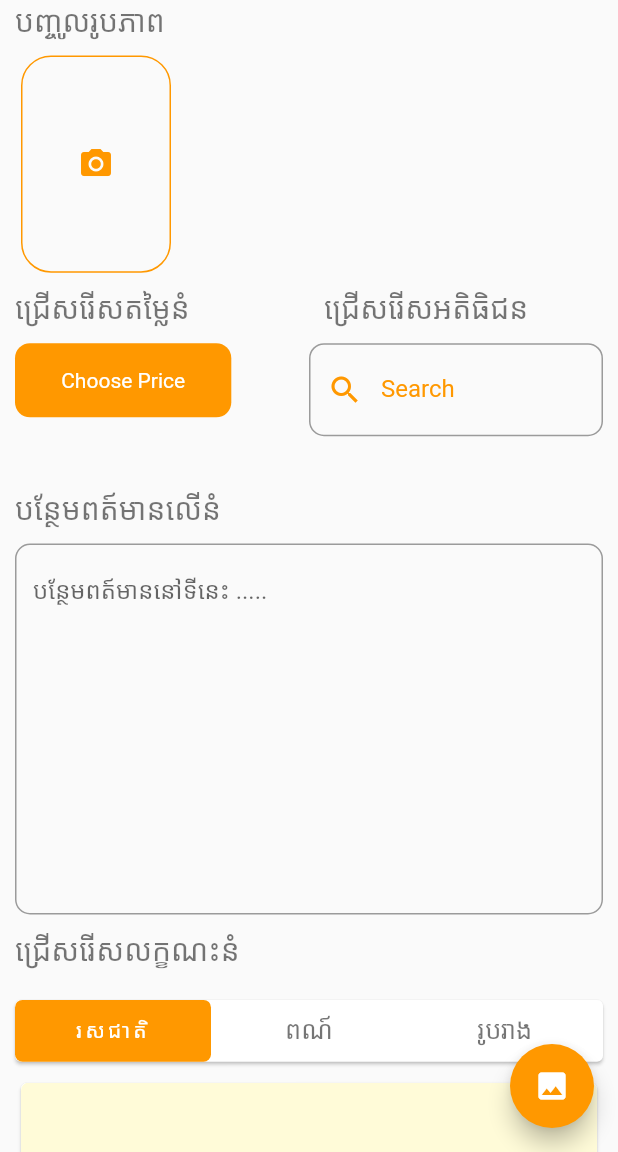
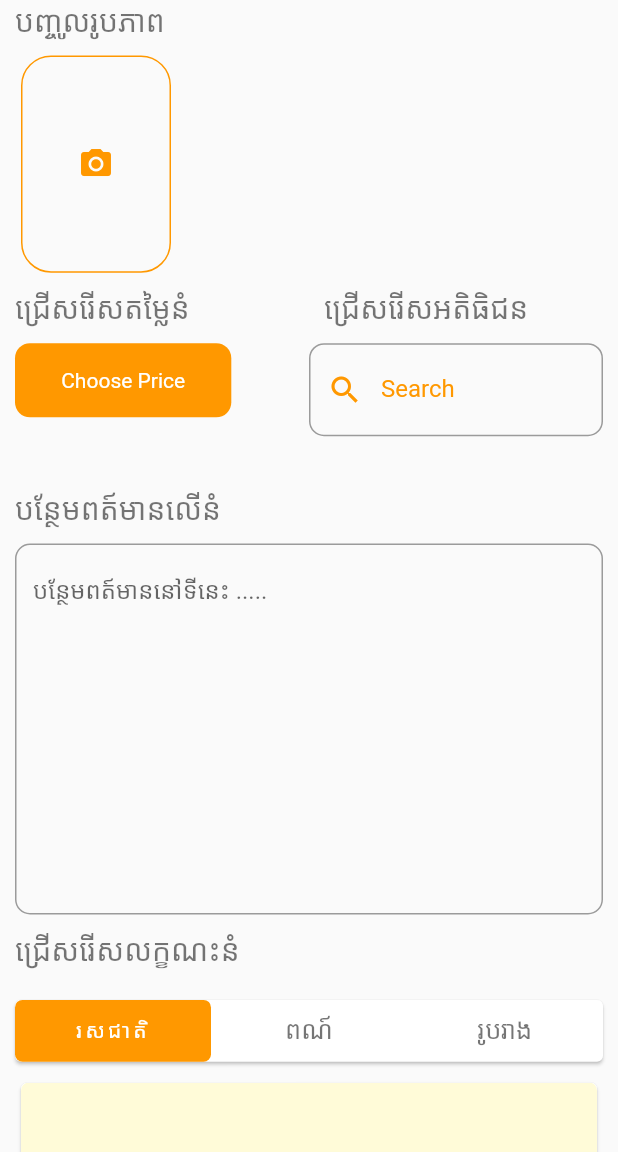
Before and after one commit to leyleygit/thecake_order, a Flutter app: the screen it shows after launch, after a tap on the "camera alt" icon, on a phone screen of 412 x 824 dp, the part 84-1236 px from its top. Run offline on Flutter 3.47's test engine with Material 2 defaults, Android fonts, the phone set to English and light mode, and no system bars; our stand-ins replace google_fonts, image_picker.

Commit message:
update from ubutu

```diff
--- a/lib/page/home.dart
+++ b/lib/page/home.dart
@@ -3,7 +3,7 @@ import 'dart:async';
 import 'package:flutter/cupertino.dart';
 import 'package:flutter/material.dart';
 import 'package:google_fonts/google_fonts.dart';
-import 'package:image_picker_modern/image_picker_modern.dart';
+import 'package:image_picker/image_picker.dart';
 import 'package:thecake_createorder/page/choosecolor.dart';
 import 'package:thecake_createorder/page/chooseflavor.dart';
 import 'package:thecake_createorder/page/chooseprice.dart';
@@ -17,21 +17,17 @@ class MainHomePage extends StatefulWidget {
 
 class _MainHomePageState extends State<MainHomePage>
     with TickerProviderStateMixin {
-  List<File> _image = [];
+  File _image;
+  final picker = ImagePicker();
 
   Future getImage() async {
-    final pickedFile = await ImagePicker.pickImage(source: ImageSource.camera);
+    final pickedFile = await picker.getImage(source: ImageSource.camera);
+
     setState(() {
-      _image.add(File(pickedFile.path));
+      _image = File(pickedFile.path);
     });
   }
 
-  Future getFromGallery() async {
-    final pickedFile = await ImagePicker.pickImage(source: ImageSource.gallery);
-    setState(() {
-      _image.add(File(pickedFile.path));
-    });
-  }
 
   String _searchText = "";
   TextEditingController _searchController;
@@ -53,11 +49,6 @@ class _MainHomePageState extends State<MainHomePage>
     Size size = MediaQuery.of(context).size;
 
     return Scaffold(
-      floatingActionButton: FloatingActionButton(
-        backgroundColor: Colors.orange,
-        child: Icon(Icons.image),
-        onPressed: getFromGallery,
-      ),
       body: CustomScrollView(
         slivers: <Widget>[
           SliverAppBar(
@@ -98,7 +89,7 @@ class _MainHomePageState extends State<MainHomePage>
                   padding: EdgeInsets.all(10),
                   height: size.height * 0.2,
                   child: ListView.builder(
-                      itemCount: _image.length + 1,
+                      itemCount: 1,
                       scrollDirection: Axis.horizontal,
                       itemBuilder: (_, index) {
                         return index == 0
@@ -127,7 +118,7 @@ class _MainHomePageState extends State<MainHomePage>
                                 child: GestureDetector(
                                   onLongPress: () {
                                     setState(() {
-                                      _image.removeAt(index - 1);
+
                                     });
                                   },
                                   child: Container(
@@ -135,8 +126,7 @@ class _MainHomePageState extends State<MainHomePage>
                                     decoration: BoxDecoration(
                                         image: DecorationImage(
                                             fit: BoxFit.cover,
-                                            image: AssetImage(
-                                                _image[index - 1].path)),
+                                            ),
                                         borderRadius:
                                             BorderRadius.circular(20)),
                                   ),
--- a/pubspec.yaml
+++ b/pubspec.yaml
@@ -30,7 +30,7 @@ dependencies:
   cupertino_icons: ^0.1.3
   google_fonts: ^1.1.0
   path_provider: 1.6.11
-  image_picker_modern: 0.4.12+3
+  image_picker: ^0.6.7+4
 dev_dependencies:
   flutter_test:
     sdk: flutter
```
Also changed, not shown: lib/page/choosecolor.dart (+48 -35 lines), pubspec.lock.
